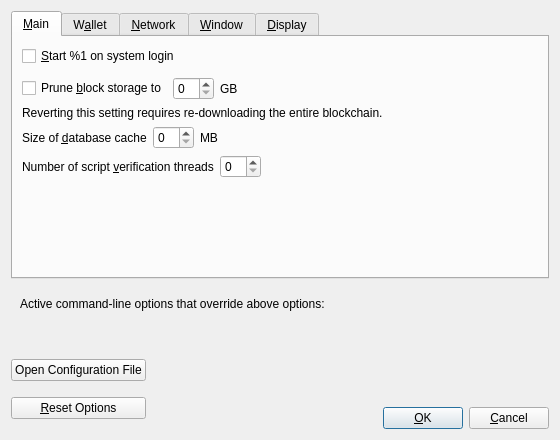
Above: src/qt/forms/optionsdialog.ui from Bitcoin-Confidential/BitcoinC-Core before the change. Below: the same form after it.
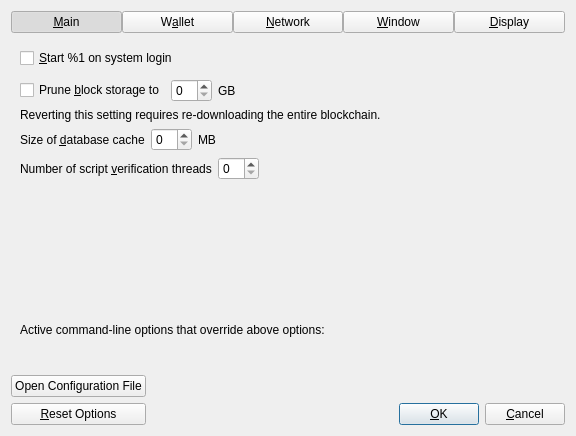
That is the form after the change. The open tabs and pages were chosen to show the change. Custom widgets are drawn as their Qt base class.

Diff of the .ui file:
```diff
--- a/src/qt/forms/optionsdialog.ui
+++ b/src/qt/forms/optionsdialog.ui
@@ -6,8 +6,8 @@
    <rect>
     <x>0</x>
     <y>0</y>
-    <width>560</width>
-    <height>440</height>
+    <width>576</width>
+    <height>436</height>
    </rect>
   </property>
   <property name="windowTitle">
@@ -16,17 +16,86 @@
   <property name="modal">
    <bool>true</bool>
   </property>
-  <layout class="QVBoxLayout" name="verticalLayout">
+  <layout class="QVBoxLayout" name="verticalLayout_8">
    <item>
-    <widget class="QTabWidget" name="tabWidget">
-     <property name="currentIndex">
+    <layout class="QHBoxLayout" name="horizontalLayout_3">
+     <property name="spacing">
       <number>0</number>
      </property>
+     <item>
+      <widget class="QPushButton" name="btnMain">
+       <property name="text">
+        <string>&amp;Main</string>
+       </property>
+       <property name="checkable">
+        <bool>true</bool>
+       </property>
+       <property name="checked">
+        <bool>true</bool>
+       </property>
+      </widget>
+     </item>
+     <item>
+      <widget class="QPushButton" name="btnWallet">
+       <property name="text">
+        <string>W&amp;allet</string>
+       </property>
+       <property name="checkable">
+        <bool>true</bool>
+       </property>
+       <property name="checked">
+        <bool>false</bool>
+       </property>
+      </widget>
+     </item>
+     <item>
+      <widget class="QPushButton" name="btnNetwork">
+       <property name="text">
+        <string>&amp;Network</string>
+       </property>
+       <property name="checkable">
+        <bool>true</bool>
+       </property>
+       <property name="checked">
+        <bool>false</bool>
+       </property>
+      </widget>
+     </item>
+     <item>
+      <widget class="QPushButton" name="btnWindow">
+       <property name="text">
+        <string>&amp;Window</string>
+       </property>
+       <property name="checkable">
+        <bool>true</bool>
+       </property>
+       <property name="checked">
+        <bool>false</bool>
+       </property>
+      </widget>
+     </item>
+     <item>
+      <widget class="QPushButton" name="btnDisplay">
+       <property name="text">
+        <string>&amp;Display</string>
+       </property>
+       <property name="checkable">
+        <bool>true</bool>
+       </property>
+       <property name="checked">
+        <bool>false</bool>
+       </property>
+      </widget>
+     </item>
+    </layout>
+   </item>
+   <item>
+    <widget class="QStackedWidget" name="stackedWidget">
+     <property name="currentIndex">
+      <number>3</number>
+     </property>
      <widget class="QWidget" name="tabMain">
-      <attribute name="title">
-       <string>&amp;Main</string>
-      </attribute>
-      <layout class="QVBoxLayout" name="verticalLayout_Main">
+      <layout class="QVBoxLayout" name="verticalLayout">
        <item>
         <widget class="QCheckBox" name="bitcoinAtStartup">
          <property name="toolTip">
@@ -51,20 +120,20 @@
         </spacer>
        </item>
        <item>
-       <layout class="QHBoxLayout" name="horizontalLayout_Main_Prune">
-        <item>
-         <widget class="QCheckBox" name="prune">
-          <property name="toolTip">
-           <string>Disables some advanced features but all blocks will still be fully validated. Reverting this setting requires re-downloading the entire blockchain. Actual disk usage may be somewhat higher.</string>
-          </property>
-          <property name="text">
-           <string>Prune &amp;block storage to</string>
-          </property>
-         </widget>
-        </item>
-        <item>
-         <widget class="QSpinBox" name="pruneSize"/>
-        </item>
+        <layout class="QHBoxLayout" name="horizontalLayout_Main_Prune">
+         <item>
+          <widget class="QCheckBox" name="prune">
+           <property name="toolTip">
+            <string>Disables some advanced features but all blocks will still be fully validated. Reverting this setting requires re-downloading the entire blockchain. Actual disk usage may be somewhat higher.</string>
+           </property>
+           <property name="text">
+            <string>Prune &amp;block storage to</string>
+           </property>
+          </widget>
+         </item>
+         <item>
+          <widget class="QSpinBox" name="pruneSize"/>
+         </item>
          <item>
           <widget class="QLabel" name="pruneSizeUnitLabel">
            <property name="text">
@@ -187,8 +256,8 @@
          </property>
          <property name="sizeHint" stdset="0">
           <size>
-           <width>20</width>
-           <height>40</height>
+           <width>526</width>
+           <height>160</height>
           </size>
          </property>
         </spacer>
@@ -196,10 +265,7 @@
       </layout>
      </widget>
      <widget class="QWidget" name="tabWallet">
-      <attribute name="title">
-       <string>W&amp;allet</string>
-      </attribute>
-      <layout class="QVBoxLayout" name="verticalLayout_Wallet">
+      <layout class="QVBoxLayout" name="verticalLayout_3">
        <item>
         <widget class="QGroupBox" name="groupBox">
          <property name="title">
@@ -255,10 +321,7 @@
       </layout>
      </widget>
      <widget class="QWidget" name="tabNetwork">
-      <attribute name="title">
-       <string>&amp;Network</string>
-      </attribute>
-      <layout class="QVBoxLayout" name="verticalLayout_Network">
+      <layout class="QVBoxLayout" name="verticalLayout_5">
        <item>
         <widget class="QCheckBox" name="mapPortUpnp">
          <property name="toolTip">
@@ -573,10 +636,7 @@
       </layout>
      </widget>
      <widget class="QWidget" name="tabWindow">
-      <attribute name="title">
-       <string>&amp;Window</string>
-      </attribute>
-      <layout class="QVBoxLayout" name="verticalLayout_Window">
+      <layout class="QVBoxLayout" name="verticalLayout_6">
        <item>
         <widget class="QCheckBox" name="hideTrayIcon">
          <property name="toolTip">
@@ -623,10 +683,7 @@
       </layout>
      </widget>
      <widget class="QWidget" name="tabDisplay">
-      <attribute name="title">
-       <string>&amp;Display</string>
-      </attribute>
-      <layout class="QVBoxLayout" name="verticalLayout_Display">
+      <layout class="QVBoxLayout" name="verticalLayout_7">
        <item>
         <layout class="QHBoxLayout" name="horizontalLayout_1_Display">
          <item>
```
Left out of the diff: 6 changed lines with no effect on the pictures.
